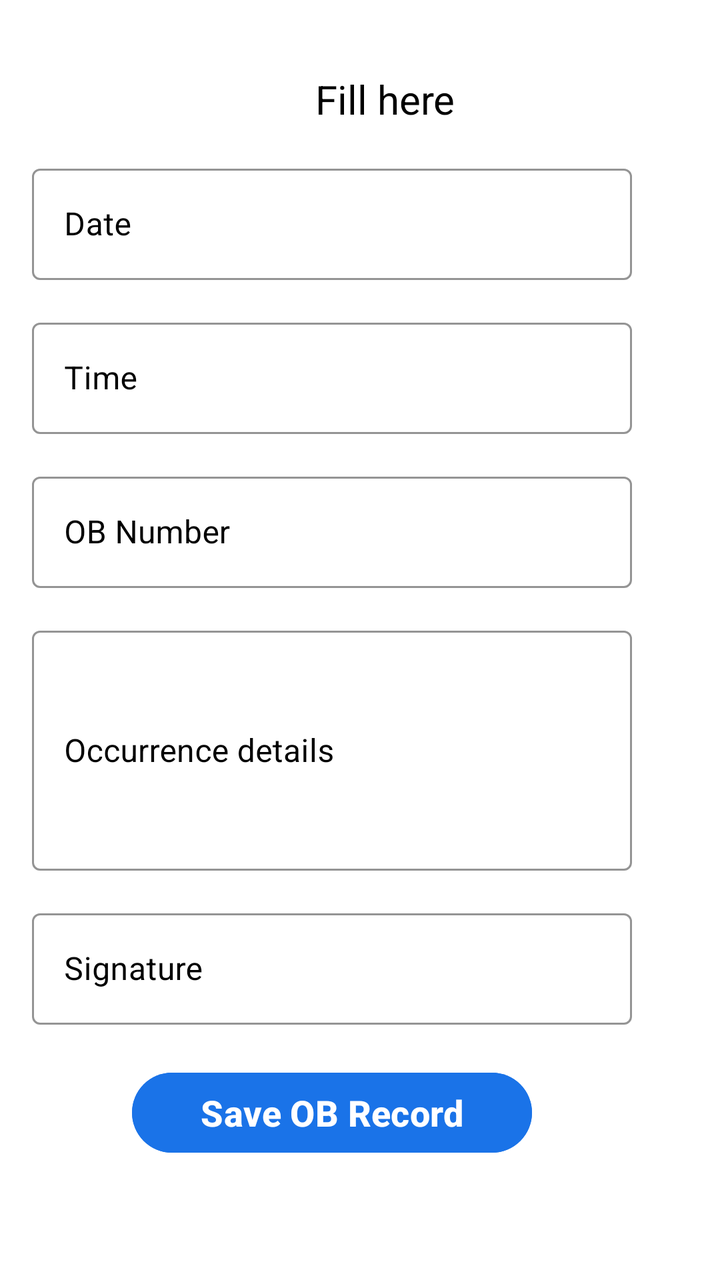
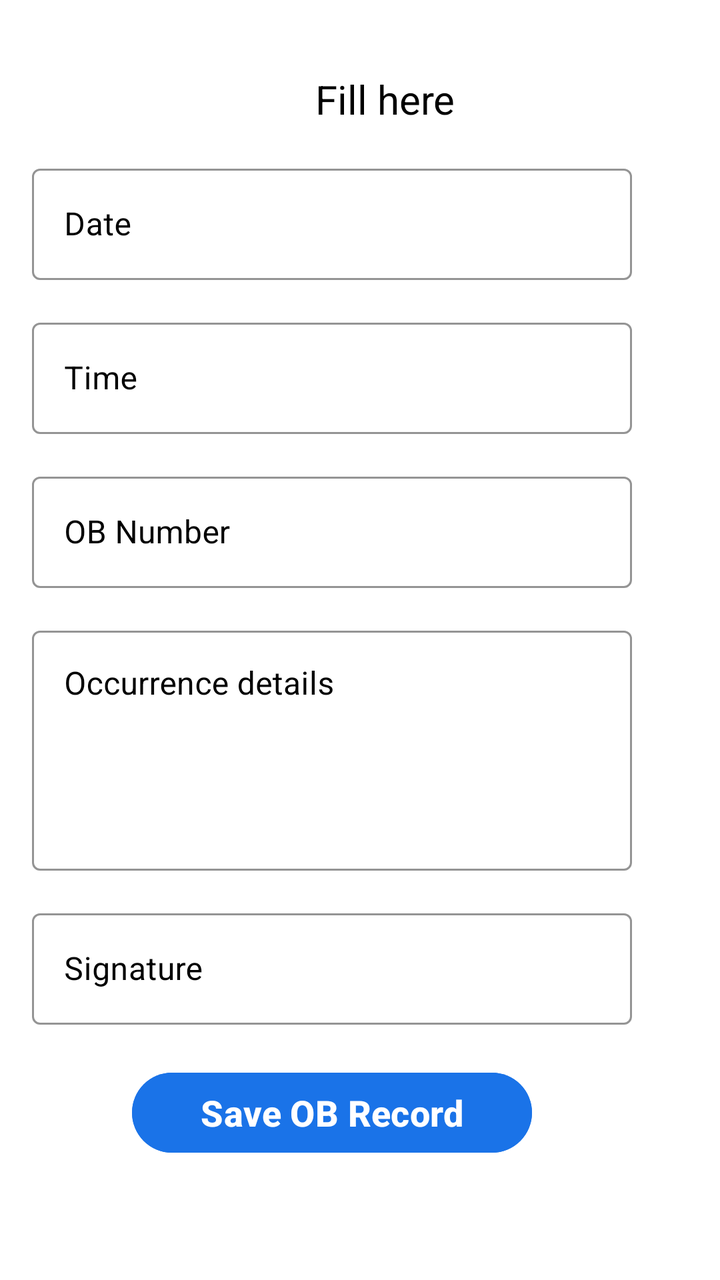

The first picture is an Android layout as it rendered before a commit; the second is the same layout after the commit. The layout source and the unified diff follow.
<!-- AndroidManifest.xml: application theme Theme.App -->
<!-- res/layout/activity_home.xml -->
<ScrollView xmlns:android="http://schemas.android.com/apk/res/android"
    xmlns:app="http://schemas.android.com/apk/res-auto"
    android:layout_width="match_parent"
    android:layout_height="match_parent"
    android:background="#FFFFFF">

    <LinearLayout
        android:id="@+id/main"
        android:layout_width="match_parent"
        android:layout_height="wrap_content"
        android:orientation="vertical"
        android:layout_marginEnd="10dp"
        android:padding="16dp">

        <TextView
            android:layout_width="match_parent"
            android:layout_height="match_parent"
            android:textAlignment="center"
            android:textColor="@color/black"
            android:layout_marginStart="40dp"
            android:textSize="20sp"
            android:layout_marginTop="20dp"
            android:text="Fill here "/>

        
        <com.google.android.material.textfield.TextInputLayout
            android:layout_width="300dp"
            android:layout_height="wrap_content"
            android:textColorHint="@color/black"
            android:hint="Date"
            android:layout_marginTop="16dp"
            style="@style/Widget.MaterialComponents.TextInputLayout.OutlinedBox"
            app:boxStrokeColor="@android:color/black"
            app:hintTextColor="@android:color/black">

            <com.google.android.material.textfield.TextInputEditText
                android:id="@+id/date"
                android:focusable="false"
                android:clickable="true"
                android:layout_width="match_parent"
                android:layout_height="wrap_content"
                android:textColor="@android:color/black"
                android:inputType="datetime"/>
        </com.google.android.material.textfield.TextInputLayout>


        

        <com.google.android.material.textfield.TextInputLayout
            android:layout_width="300dp"
            android:layout_height="wrap_content"
            android:textColorHint="@color/black"
            android:hint="Time"
            android:layout_marginTop="16dp"
            style="@style/Widget.MaterialComponents.TextInputLayout.OutlinedBox"
            app:boxStrokeColor="@android:color/black"
            app:hintTextColor="@android:color/black">

            <com.google.android.material.textfield.TextInputEditText
                android:id="@+id/time"
                android:focusable="false"
                android:clickable="true"
                android:layout_width="match_parent"
                android:layout_height="wrap_content"
                android:textColor="@android:color/black"
                android:inputType="time"/>
        </com.google.android.material.textfield.TextInputLayout>



        
        <com.google.android.material.textfield.TextInputLayout
            android:layout_width="300dp"
            android:layout_height="wrap_content"
            android:textColorHint="@color/black"
            android:hint="OB Number"
            android:layout_marginTop="16dp"
            style="@style/Widget.MaterialComponents.TextInputLayout.OutlinedBox"
            app:boxStrokeColor="@android:color/black"
            app:hintTextColor="@android:color/black">

            <com.google.android.material.textfield.TextInputEditText
                android:id="@+id/obNumber"
                android:focusable="false"
                android:clickable="false"
                android:layout_width="match_parent"
                android:layout_height="wrap_content"
                android:textColor="@android:color/black"
                android:inputType="number|phone"/>
        </com.google.android.material.textfield.TextInputLayout>



        
        <com.google.android.material.textfield.TextInputLayout
            android:layout_width="300dp"
            android:layout_height="match_parent"
            android:textColorHint="@color/black"
            android:hint="Occurrence details"
            android:layout_marginTop="16dp"
            style="@style/Widget.MaterialComponents.TextInputLayout.OutlinedBox"
            app:boxStrokeColor="@android:color/black"
            app:hintTextColor="@android:color/black">

            <com.google.android.material.textfield.TextInputEditText
                android:id="@+id/occurrence"
                android:layout_width="match_parent"
                android:layout_height="120dp"
                android:textColor="@android:color/black"
                android:inputType="textMultiLine"/>
        </com.google.android.material.textfield.TextInputLayout>


        
        <com.google.android.material.textfield.TextInputLayout
            android:layout_width="300dp"
            android:layout_height="match_parent"
            android:textColorHint="@color/black"
            android:hint="Signature"
            android:layout_marginTop="16dp"
            style="@style/Widget.MaterialComponents.TextInputLayout.OutlinedBox"
            app:boxStrokeColor="@android:color/black"
            app:hintTextColor="@android:color/black">

            <com.google.android.material.textfield.TextInputEditText
                android:id="@+id/sign"
                android:layout_width="match_parent"
                android:layout_height="match_parent"
                android:textColor="@android:color/black"
                android:inputType="textPersonName"
                android:digits="abcdefghijklmnopqrstuvwxyzABCDEFGHIJKLMNOPQRSTUVWXYZ "/>
        </com.google.android.material.textfield.TextInputLayout>

        
        <Button
            android:id="@+id/saveBtn"
            android:layout_width="200dp"
            android:layout_height="wrap_content"
            android:layout_marginTop="20dp"
            android:layout_marginStart="50dp"
            android:text="Save OB Record"
            android:textSize="18sp"
            android:textStyle="bold"
            android:backgroundTint="#1A73E8"
            android:textColor="#FFFFFF"/>






    </LinearLayout>
</ScrollView>
<!-- resources referenced by this layout -->
<resources>
  <color name="black">#FF000000</color>
  <style name="Theme.App" parent="Base.Theme.App" />
  <style name="Base.Theme.App" parent="Theme.Material3.DayNight.NoActionBar">
          <item name="colorPrimary">#1A73E8</item>
  
  
      </style>
</resources>

<!-- the commit's change to res/layout/activity_home.xml (unified diff, before → after) -->
@@ -92,9 +92,10 @@
 
 
         
+        
         <com.google.android.material.textfield.TextInputLayout
             android:layout_width="300dp"
-            android:layout_height="match_parent"
+            android:layout_height="wrap_content"
             android:textColorHint="@color/black"
             android:hint="Occurrence details"
             android:layout_marginTop="16dp"
@@ -107,9 +108,9 @@
                 android:layout_width="match_parent"
                 android:layout_height="120dp"
                 android:textColor="@android:color/black"
-                android:inputType="textMultiLine"/>
+                android:inputType="textMultiLine"
+                android:gravity="top|start"/>
         </com.google.android.material.textfield.TextInputLayout>
-
 
         
         <com.google.android.material.textfield.TextInputLayout
